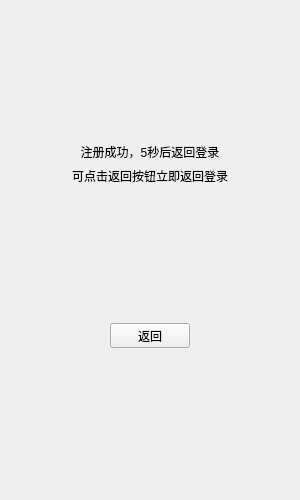
beiyue99/wjfchat, file client/registdialog.ui: the form before one commit.
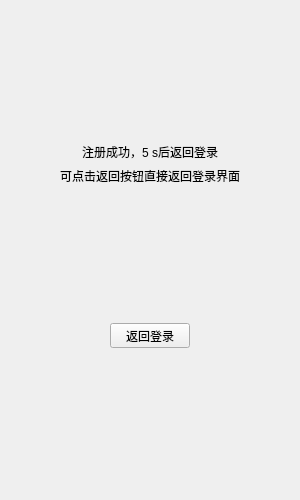
The form after the commit. The open tabs and pages were chosen to show the change. Custom widgets are drawn as their Qt base class.

The edit to the form file:
```diff
--- a/client/registdialog.ui
+++ b/client/registdialog.ui
@@ -25,9 +25,9 @@
   <property name="windowTitle">
    <string>Dialog</string>
   </property>
-  <layout class="QHBoxLayout" name="horizontalLayout_8">
+  <layout class="QVBoxLayout" name="verticalLayout_2">
    <item>
-    <layout class="QHBoxLayout" name="horizontalLayout_9">
+    <layout class="QVBoxLayout" name="verticalLayout">
      <item>
       <widget class="QStackedWidget" name="stackedWidget">
        <property name="currentIndex">
@@ -104,7 +104,7 @@
           </layout>
          </item>
          <item>
-          <layout class="QHBoxLayout" name="horizontalLayout_2">
+          <layout class="QHBoxLayout" name="horizontalLayout_3">
            <item>
             <widget class="QLabel" name="email_label">
              <property name="minimumSize">
@@ -324,7 +324,7 @@
           </spacer>
          </item>
          <item>
-          <layout class="QHBoxLayout" name="horizontalLayout_6">
+          <layout class="QHBoxLayout" name="horizontalLayout_7">
            <item>
             <widget class="QPushButton" name="sure_Btn">
              <property name="minimumSize">
@@ -369,40 +369,7 @@
         </layout>
        </widget>
        <widget class="QWidget" name="page_2">
-        <layout class="QVBoxLayout" name="verticalLayout">
-         <item>
-          <spacer name="verticalSpacer_4">
-           <property name="orientation">
-            <enum>Qt::Vertical</enum>
-           </property>
-           <property name="sizeHint" stdset="0">
-            <size>
-             <width>20</width>
-             <height>40</height>
-            </size>
-           </property>
-          </spacer>
-         </item>
-         <item>
-          <widget class="QLabel" name="tip_lb">
-           <property name="text">
-            <string>注册成功，5秒后返回登录</string>
-           </property>
-           <property name="alignment">
-            <set>Qt::AlignCenter</set>
-           </property>
-          </widget>
-         </item>
-         <item>
-          <widget class="QLabel" name="tip2_lib">
-           <property name="text">
-            <string>可点击返回按钮立即返回登录</string>
-           </property>
-           <property name="alignment">
-            <set>Qt::AlignCenter</set>
-           </property>
-          </widget>
-         </item>
+        <layout class="QVBoxLayout" name="verticalLayout_5">
          <item>
           <spacer name="verticalSpacer_5">
            <property name="orientation">
@@ -416,9 +383,42 @@
            </property>
           </spacer>
          </item>
+         <item>
+          <widget class="QLabel" name="tip_lb">
+           <property name="text">
+            <string>注册成功，5 s后返回登录</string>
+           </property>
+           <property name="alignment">
+            <set>Qt::AlignCenter</set>
+           </property>
+          </widget>
+         </item>
+         <item>
+          <widget class="QLabel" name="tip2_lb">
+           <property name="text">
+            <string>可点击返回按钮直接返回登录界面</string>
+           </property>
+           <property name="alignment">
+            <set>Qt::AlignCenter</set>
+           </property>
+          </widget>
+         </item>
+         <item>
+          <spacer name="verticalSpacer_6">
+           <property name="orientation">
+            <enum>Qt::Vertical</enum>
+           </property>
+           <property name="sizeHint" stdset="0">
+            <size>
+             <width>20</width>
+             <height>40</height>
+            </size>
+           </property>
+          </spacer>
+         </item>
          <item>
           <widget class="QWidget" name="widget_2" native="true">
-           <layout class="QHBoxLayout" name="horizontalLayout_7">
+           <layout class="QHBoxLayout" name="horizontalLayout_2">
             <item>
              <spacer name="horizontalSpacer">
               <property name="orientation">
@@ -442,12 +442,12 @@
               </property>
               <property name="maximumSize">
                <size>
-                <width>16777214</width>
+                <width>16777215</width>
                 <height>25</height>
                </size>
               </property>
               <property name="text">
-               <string>返回</string>
+               <string>返回登录</string>
               </property>
              </widget>
             </item>
@@ -468,7 +468,7 @@
           </widget>
          </item>
          <item>
-          <spacer name="verticalSpacer_6">
+          <spacer name="verticalSpacer_4">
            <property name="orientation">
             <enum>Qt::Vertical</enum>
            </property>
```
Left out of the diff: 60 changed lines with no effect on the pictures.
